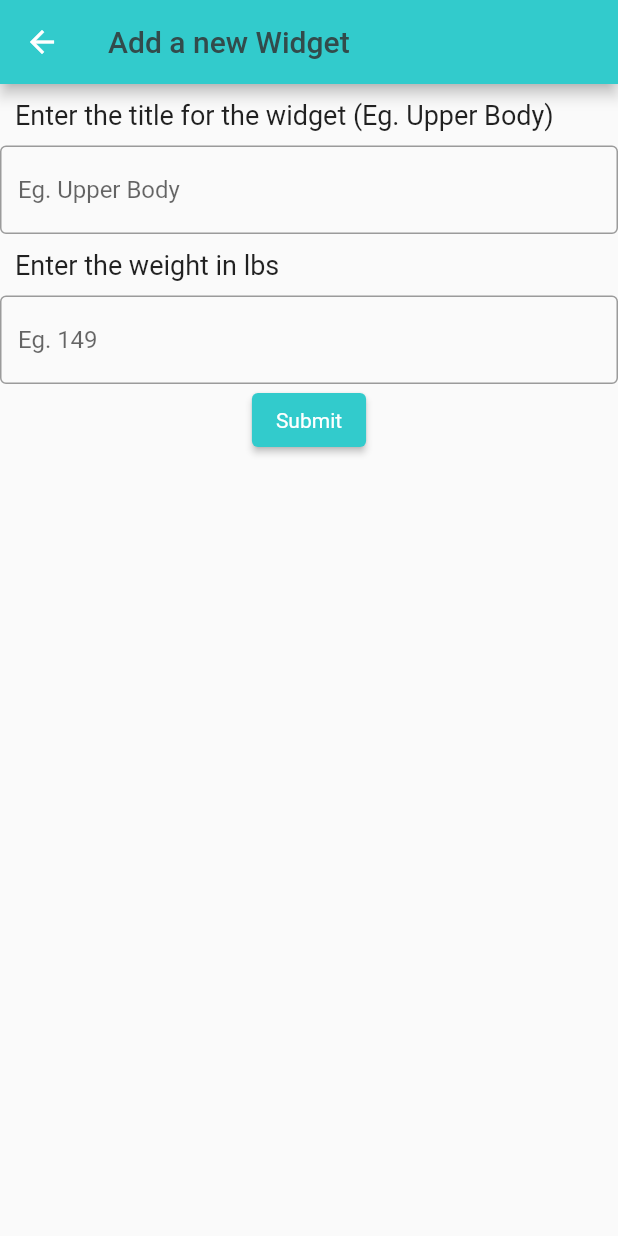
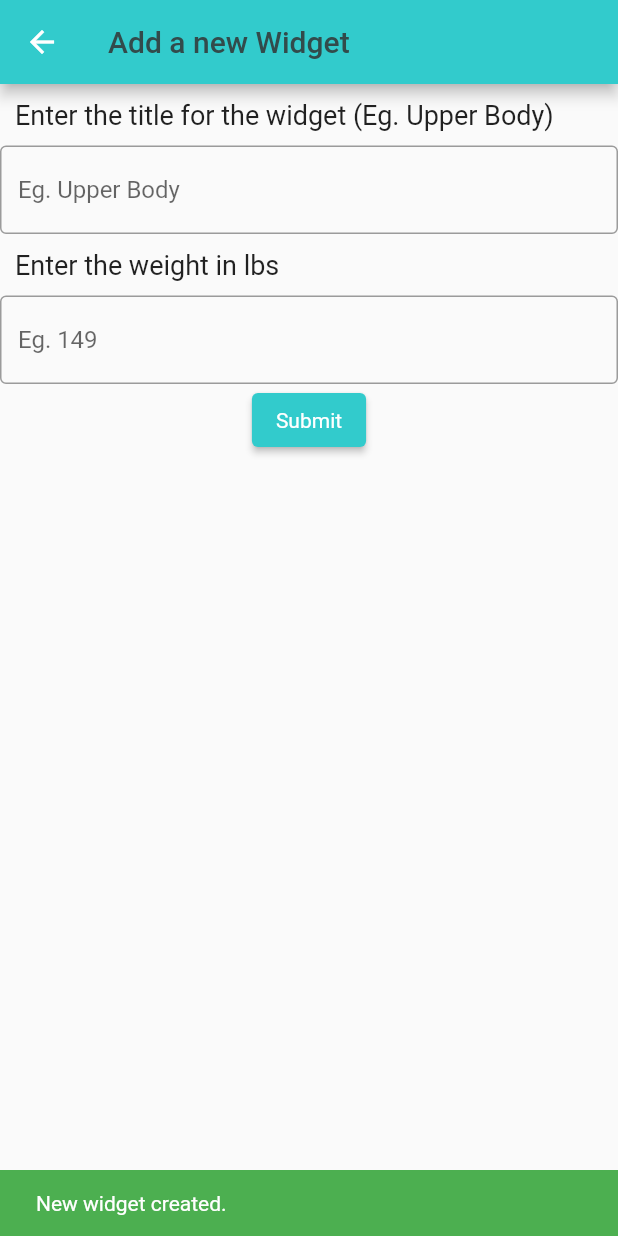
Before and after one commit to kyash108/tonal_challenge, a Flutter app: the FormMetric screen opened directly, after a tap on "Submit", on a phone screen of 412 x 824 dp. Run offline on Flutter 3.47's test engine with Material 2 defaults, Android fonts, the phone set to English and light mode, and no system bars; our stand-ins replace flutter_svg.

Commit message:
snackbar to show message when a widget is added

```diff
--- a/lib/formMetric.dart
+++ b/lib/formMetric.dart
@@ -103,7 +103,9 @@ class _FormMetricState extends State<FormMetric> {
                     );
                     labelController.clear();
                     weightController.clear();
-                    // Navigator.push(context, MaterialPageRoute(builder: (context) => MyApp()));
+                    final snackBar = SnackBar(content: Text("New widget created."),backgroundColor: Colors.green,);
+                    ScaffoldMessenger.of(context).showSnackBar(snackBar);
+
                   });
                 },
                 child: Text('Submit'),
```
